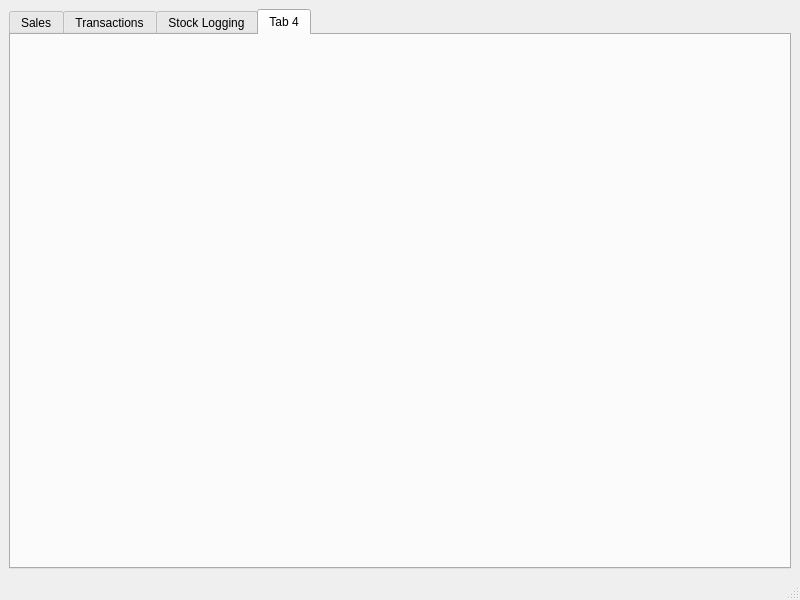
Old version of the form SariSariSleuth/mainwindow.ui in the repository ZachMatriano/CMSC-21-Finals.
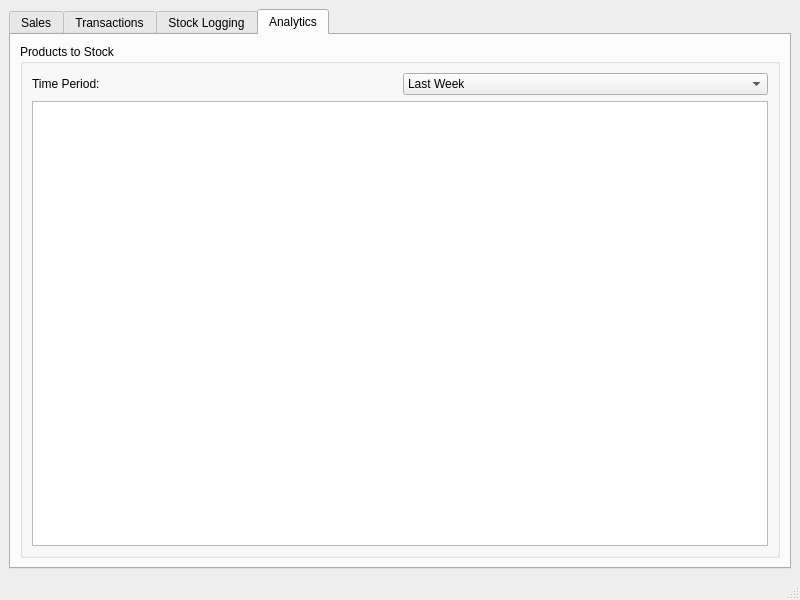
New version of the form. The open tabs and pages were chosen to show the change.

Commit message: Added the basics of the analytics tab, added persistent storage of data, which also allows for an easy way of testing data.

```diff
--- a/SariSariSleuth/mainwindow.ui
+++ b/SariSariSleuth/mainwindow.ui
@@ -192,8 +192,56 @@
       </widget>
       <widget class="QWidget" name="tab4">
        <attribute name="title">
-        <string>Tab 4</string>
+        <string>Analytics</string>
        </attribute>
+       <layout class="QVBoxLayout" name="verticalLayout_5">
+        <item>
+         <widget class="QGroupBox" name="productsToStockGroup">
+          <property name="title">
+           <string>Products to Stock</string>
+          </property>
+          <layout class="QVBoxLayout" name="verticalLayout_6">
+           <item>
+            <layout class="QHBoxLayout" name="horizontalLayout_5">
+             <item>
+              <widget class="QLabel" name="label_2">
+               <property name="text">
+                <string>Time Period:</string>
+               </property>
+              </widget>
+             </item>
+             <item>
+              <widget class="QComboBox" name="timePeriodComboBox">
+               <item>
+                <property name="text">
+                 <string>Last Week</string>
+                </property>
+               </item>
+               <item>
+                <property name="text">
+                 <string>Last Month</string>
+                </property>
+               </item>
+               <item>
+                <property name="text">
+                 <string>Last Year</string>
+                </property>
+               </item>
+              </widget>
+             </item>
+            </layout>
+           </item>
+           <item>
+            <widget class="QListView" name="productsToListView">
+             <property name="alternatingRowColors">
+              <bool>true</bool>
+             </property>
+            </widget>
+           </item>
+          </layout>
+         </widget>
+        </item>
+       </layout>
       </widget>
      </widget>
     </item>
```
The commit also changes 11 other files.
